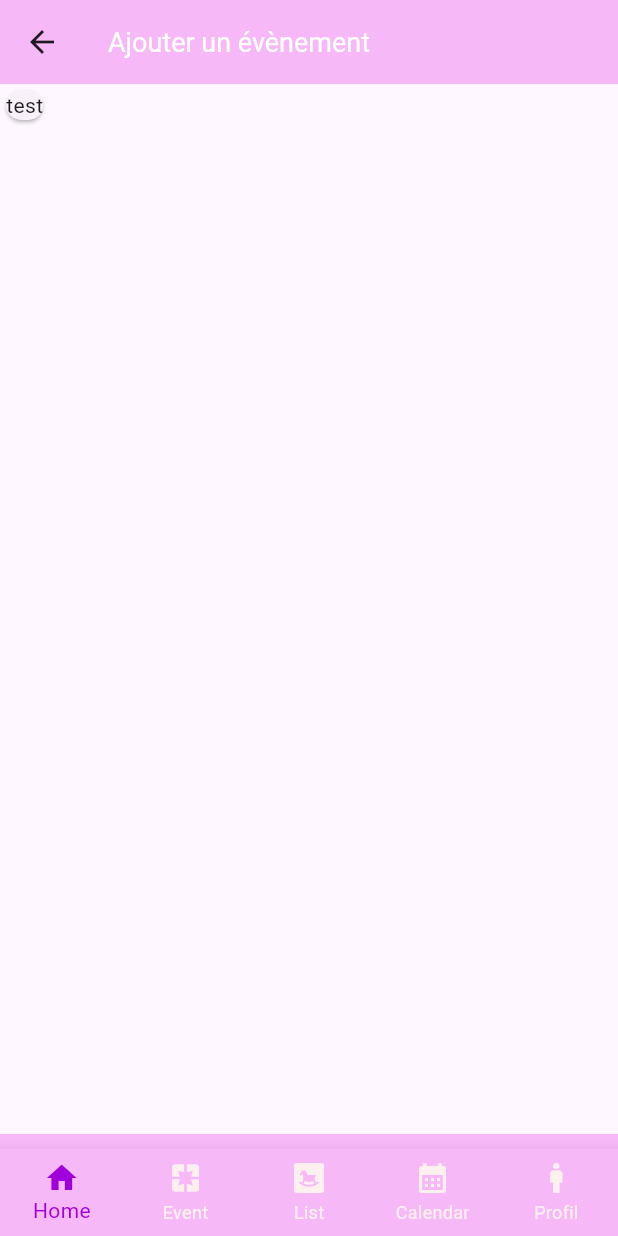
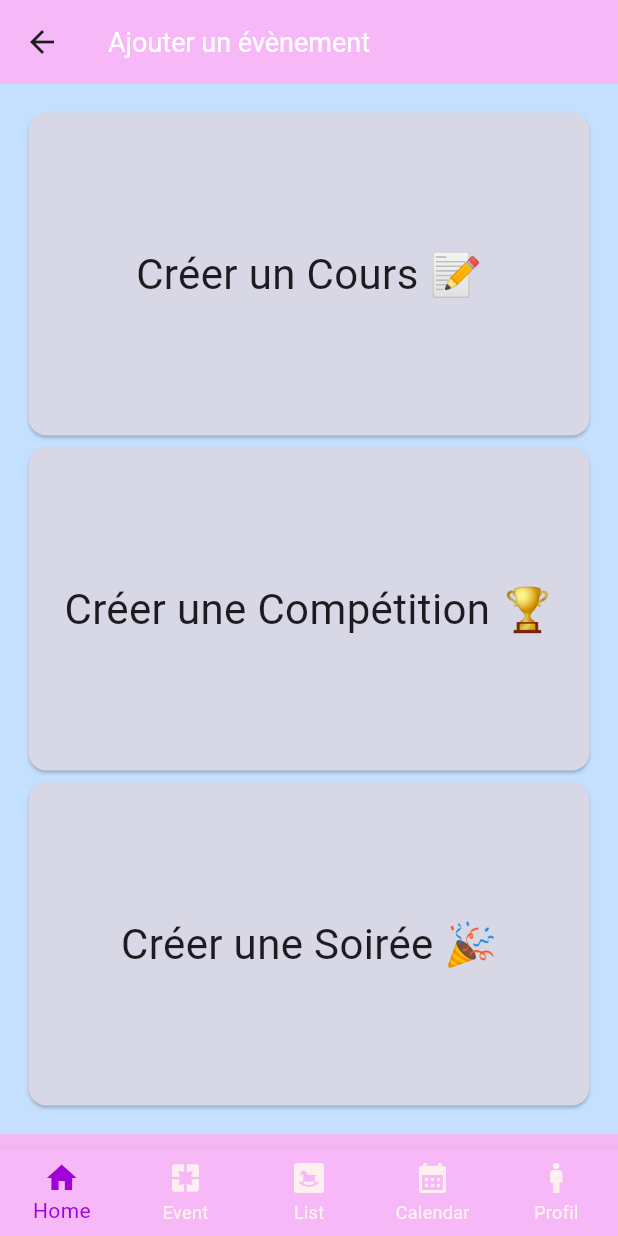
Before and after one commit to rat-balls/Flutter-MLP, a Flutter app: the screen it shows after launch, on a phone screen of 412 x 824 dp. Run offline on Flutter 3.47's test engine with Material 2 defaults, Android fonts, the light colour scheme and no system bars; missing offline and left inert: mongo_dart.

Commit message:
création page event, 3 sous pages (cours,compet,soirée)

```diff
--- a/lib/pages/events_page.dart
+++ b/lib/pages/events_page.dart
@@ -1,4 +1,7 @@
 import 'package:flutter/material.dart';
+import 'package:flutter_mlp/pages/form/comp_page.dart';
+import 'package:flutter_mlp/pages/form/lesson_page%20copy.dart';
+import 'package:flutter_mlp/pages/form/party_page.dart';
 
 import 'package:flutter_mlp/widgets/navbar.dart';
 
@@ -13,13 +16,84 @@ class EventsPage extends StatelessWidget {
           titleTextStyle: const TextStyle(fontSize: 18),
           backgroundColor: const Color.fromARGB(255, 247, 184, 247),
         ),
-        body: const Column(
-          children: [
-            Card(
-              child: Text('test'),
-            )
-          ],
-        ),
+        body: Container(
+            color: Color.fromARGB(255, 197, 224, 255),
+            child: Center(
+                child: Container(
+                    margin: EdgeInsets.all(15),
+                    child: Column(
+                      mainAxisAlignment: MainAxisAlignment.spaceEvenly,
+                      children: [
+                        Expanded(
+                            child: Card(
+                          color: Color.fromARGB(255, 215, 215, 229),
+                          clipBehavior: Clip.hardEdge,
+                          child: InkWell(
+                            onTap: () {
+                              Navigator.of(context).push(
+                                MaterialPageRoute(
+                                  builder: (context) => const FormLessonPage(),
+                                ),
+                              );
+                            },
+                            child: const Expanded(
+                              flex: 1,
+                              child: Center(
+                                  child: Text(
+                                'Créer un Cours 📝',
+                                style: TextStyle(fontSize: 28),
+                              )),
+                            ),
+                          ),
+                        )),
+                        Expanded(
+                            child: Card(
+                          color: Color.fromARGB(255, 215, 215, 229),
+                          clipBehavior: Clip.hardEdge,
+                          child: InkWell(
+                            onTap: () {
+                              Navigator.of(context).push(
+                                MaterialPageRoute(
+                                  builder: (context) =>
+                                      const FormCompetitionPage(),
+                                ),
+                              );
+                            },
+                            child: const Expanded(
+                              flex: 1,
+                              child: Center(
+                                  child: Text(
+                                'Créer une Compétition 🏆',
+                                style: TextStyle(fontSize: 28),
+                              )),
+                            ),
+                          ),
+                        )),
+                        Expanded(
+                            child: Card(
+                          color: Color.fromARGB(255, 215, 215, 229),
+                          clipBehavior: Clip.hardEdge,
+                          child: InkWell(
+                            onTap: () {
+                              Navigator.of(context).push(
+                                MaterialPageRoute(
+                                  builder: (context) => const FormPartyPage(),
+                                ),
+                              );
+                            },
+                            child: const Expanded(
+                              flex: 1,
+                              child: Center(
+                                child: Text(
+                                  'Créer une Soirée 🎉',
+                                  style: TextStyle(fontSize: 28),
+                                ),
+                              ),
+                            ),
+                          ),
+                        )),
+                      ],
+                    )))),
 
         //BARRE DE NAVIGATION
         //--------------------------------------------
```
Also changed, not shown: lib/pages/form/comp_page.dart (added, +23 -0 lines), lib/pages/form/lesson_page copy.dart (added, +23 -0 lines), lib/pages/form/party_page.dart (added, +23 -0 lines).
